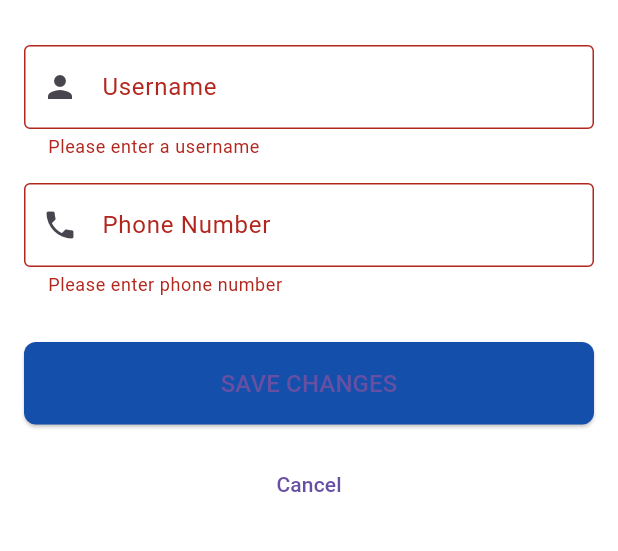
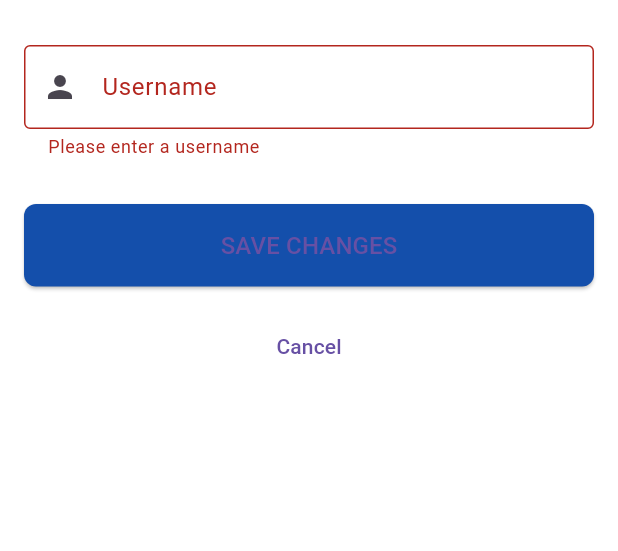
Before and after one commit to KripaKadel/TS-Autoparts, a Flutter app: the EditProfileScreen screen opened directly, after a tap on "SAVE CHANGES", on a phone screen of 412 x 824 dp, the part 318-869 px from its top. Run offline on Flutter 3.47's test engine with Material 3 defaults, Android fonts, the phone set to English and light mode, and no system bars; our stand-ins replace dio, flutter_secure_storage, flutter_svg, google_sign_in, image_picker; accounts and stored records are empty; network calls fail.

Commit message:
Removed phone number in Edit Profile screen

```diff
--- a/lib/screens/customer/editprofile_screen.dart
+++ b/lib/screens/customer/editprofile_screen.dart
@@ -13,12 +13,8 @@ class EditProfileScreen extends StatefulWidget {
 
 class _EditProfileScreenState extends State<EditProfileScreen> {
   final _formKey = GlobalKey<FormState>();
-
   final _nameController = TextEditingController();
-  final _phoneController = TextEditingController();
-
   bool _isLoading = false;
-
   File? _image;
   String? _existingImageUrl;
 
@@ -35,12 +31,10 @@ class _EditProfileScreenState extends State<EditProfileScreen> {
     setState(() => _isLoading = true);
 
     final username = await SecureStorage.getUsername();
-    final phone = await SecureStorage.getPhoneNumber();
     final profileImageUrl = await SecureStorage.getProfileImage();
 
     setState(() {
       _nameController.text = username ?? '';
-      _phoneController.text = phone ?? '';
       _existingImageUrl = profileImageUrl;
       _isLoading = false;
     });
@@ -66,13 +60,11 @@ class _EditProfileScreenState extends State<EditProfileScreen> {
 
     final updatedUser = await _authService.updateUserProfile(
       name: _nameController.text.trim(),
-      phone: _phoneController.text.trim(),
       profileImage: _image,
     );
 
     if (updatedUser != null) {
       await SecureStorage.saveUsername(updatedUser['name']);
-      await SecureStorage.savePhoneNumber(updatedUser['phone_number']);
 
       if (updatedUser['profile_image'] != null) {
         await SecureStorage.saveProfileImage(updatedUser['profile_image']);
@@ -85,7 +77,7 @@ class _EditProfileScreenState extends State<EditProfileScreen> {
       ScaffoldMessenger.of(context).showSnackBar(
         const SnackBar(content: Text("Profile updated successfully")),
       );
-       Navigator.pop(context);
+      Navigator.pop(context);
     } else {
       ScaffoldMessenger.of(context).showSnackBar(
         const SnackBar(content: Text("Failed to update profile")),
@@ -111,7 +103,6 @@ class _EditProfileScreenState extends State<EditProfileScreen> {
   @override
   void dispose() {
     _nameController.dispose();
-    _phoneController.dispose();
     super.dispose();
   }
 
@@ -193,26 +184,6 @@ class _EditProfileScreenState extends State<EditProfileScreen> {
                             return null;
                           },
                         ),
-                        const SizedBox(height: 16),
-                        TextFormField(
-                          controller: _phoneController,
-                          decoration: const InputDecoration(
-                            labelText: "Phone Number",
-                            prefixIcon: Icon(Icons.phone),
-                            border: OutlineInputBorder(),
-                          ),
-                          keyboardType: TextInputType.phone,
-                          validator: (value) {
-                            if (value == null || value.isEmpty) {
-                              return 'Please enter phone number';
-                            }
-                            if (!RegExp(r'^[+]*[(]{0,1}[0-9]{1,4}[)]{0,1}[-\s\./0-9]*$')
-                                .hasMatch(value)) {
-                              return 'Enter a valid phone number';
-                            }
-                            return null;
-                          },
-                        ),
                       ],
                     ),
                   ),
--- a/lib/services/auth_service.dart
+++ b/lib/services/auth_service.dart
@@ -404,7 +404,6 @@ Future<String?> getStoredPassword() async {
 }
 Future<Map<String, dynamic>?> updateUserProfile({
   required String name,
-  required String phone,
   File? profileImage,
 }) async {
   try {
@@ -417,8 +416,8 @@ Future<Map<String, dynamic>?> updateUserProfile({
 
     final request = http.MultipartRequest('POST', uri)
       ..headers['Authorization'] = 'Bearer $token'
-      ..fields['name'] = name
-      ..fields['phone_number'] = phone;
+      ..fields['name'] = name;
+
 
     if (profileImage != null) {
       request.files.add(await http.MultipartFile.fromPath(
```
Also changed, not shown: lib/screens/customer/home_screen.dart (+25 -5 lines), lib/screens/customer/products_screen.dart (+31 -20 lines), 4 other files.
